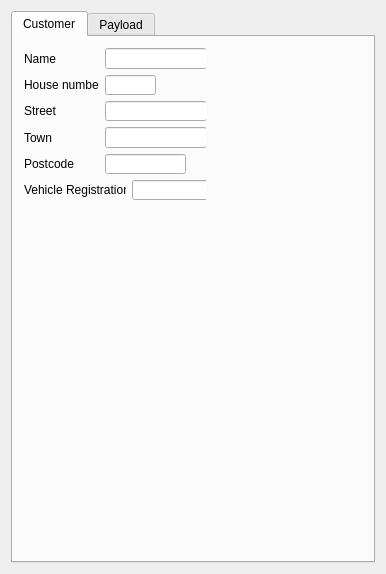
Above: main_program/gui_interface_designs/new_ticket_dialog_design.ui from yimenhfeifei/josm-invoice before the change. Below: the same form after it.
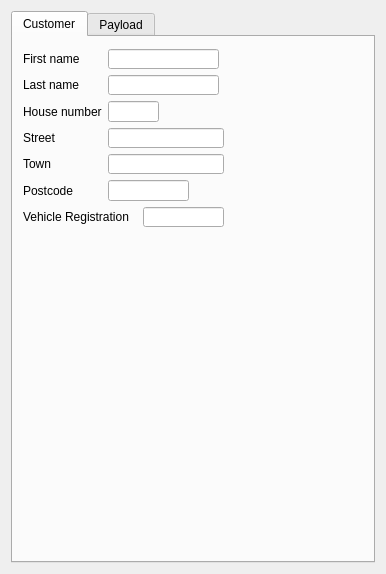
That is the form after the change.

Patch:
```diff
--- a/main_program/gui_interface_designs/new_ticket_dialog_design.ui
+++ b/main_program/gui_interface_designs/new_ticket_dialog_design.ui
@@ -29,20 +29,20 @@
       <attribute name="title">
        <string>Customer</string>
       </attribute>
-      <widget class="QWidget" name="layoutWidget">
+      <widget class="QWidget" name="">
        <property name="geometry">
         <rect>
-         <x>11</x>
-         <y>11</y>
-         <width>182</width>
-         <height>152</height>
+         <x>10</x>
+         <y>12</y>
+         <width>201</width>
+         <height>178</height>
         </rect>
        </property>
        <layout class="QGridLayout" name="gridLayout">
         <item row="0" column="0">
          <widget class="QLabel" name="nameLabel">
           <property name="text">
-           <string>Name</string>
+           <string>First name</string>
           </property>
           <property name="buddy">
            <cstring>nameLineEdit</cstring>
@@ -50,9 +50,45 @@
          </widget>
         </item>
         <item row="0" column="1" colspan="2">
-         <widget class="QLineEdit" name="nameLineEdit"/>
+         <widget class="QLineEdit" name="firstNameLineEdit">
+          <property name="minimumSize">
+           <size>
+            <width>111</width>
+            <height>20</height>
+           </size>
+          </property>
+          <property name="maximumSize">
+           <size>
+            <width>111</width>
+            <height>20</height>
+           </size>
+          </property>
+         </widget>
         </item>
         <item row="1" column="0">
+         <widget class="QLabel" name="lastNameLabel">
+          <property name="text">
+           <string>Last name</string>
+          </property>
+         </widget>
+        </item>
+        <item row="1" column="1" colspan="2">
+         <widget class="QLineEdit" name="lastNameLineEdit">
+          <property name="minimumSize">
+           <size>
+            <width>111</width>
+            <height>20</height>
+           </size>
+          </property>
+          <property name="maximumSize">
+           <size>
+            <width>111</width>
+            <height>20</height>
+           </size>
+          </property>
+         </widget>
+        </item>
+        <item row="2" column="0">
          <widget class="QLabel" name="houseNumberLabel">
           <property name="text">
            <string>House number</string>
@@ -62,7 +98,7 @@
           </property>
          </widget>
         </item>
-        <item row="1" column="1" colspan="2">
+        <item row="2" column="1" colspan="2">
          <widget class="QLineEdit" name="houseNumberLineEdit">
           <property name="minimumSize">
            <size>
@@ -78,7 +114,7 @@
           </property>
          </widget>
         </item>
-        <item row="2" column="0">
+        <item row="3" column="0">
          <widget class="QLabel" name="streetLabel">
           <property name="text">
            <string>Street</string>
@@ -88,7 +124,7 @@
           </property>
          </widget>
         </item>
-        <item row="2" column="1" colspan="2">
+        <item row="3" column="1" colspan="2">
          <widget class="QLineEdit" name="streetLineEdit">
           <property name="maximumSize">
            <size>
@@ -98,7 +134,7 @@
           </property>
          </widget>
         </item>
-        <item row="3" column="0">
+        <item row="4" column="0">
          <widget class="QLabel" name="townLabel">
           <property name="text">
            <string>Town</string>
@@ -108,7 +144,7 @@
           </property>
          </widget>
         </item>
-        <item row="3" column="1" colspan="2">
+        <item row="4" column="1" colspan="2">
          <widget class="QLineEdit" name="townLineEdit">
           <property name="maximumSize">
            <size>
@@ -118,7 +154,7 @@
           </property>
          </widget>
         </item>
-        <item row="4" column="0">
+        <item row="5" column="0">
          <widget class="QLabel" name="postcodeLabel">
           <property name="text">
            <string>Postcode</string>
@@ -128,7 +164,7 @@
           </property>
          </widget>
         </item>
-        <item row="4" column="1" colspan="2">
+        <item row="5" column="1" colspan="2">
          <widget class="QLineEdit" name="postcodeLineEdit">
           <property name="minimumSize">
            <size>
@@ -144,7 +180,7 @@
           </property>
          </widget>
         </item>
-        <item row="5" column="0" colspan="2">
+        <item row="6" column="0" colspan="2">
          <widget class="QLabel" name="vehicleRegistrationLabel">
           <property name="text">
            <string>Vehicle Registration</string>
@@ -154,7 +190,7 @@
           </property>
          </widget>
         </item>
-        <item row="5" column="2">
+        <item row="6" column="2">
          <widget class="QLineEdit" name="vehicleRegistrationLineEdit">
           <property name="minimumSize">
            <size>
```
Left out of the diff: 4 changed lines with no effect on the pictures.
